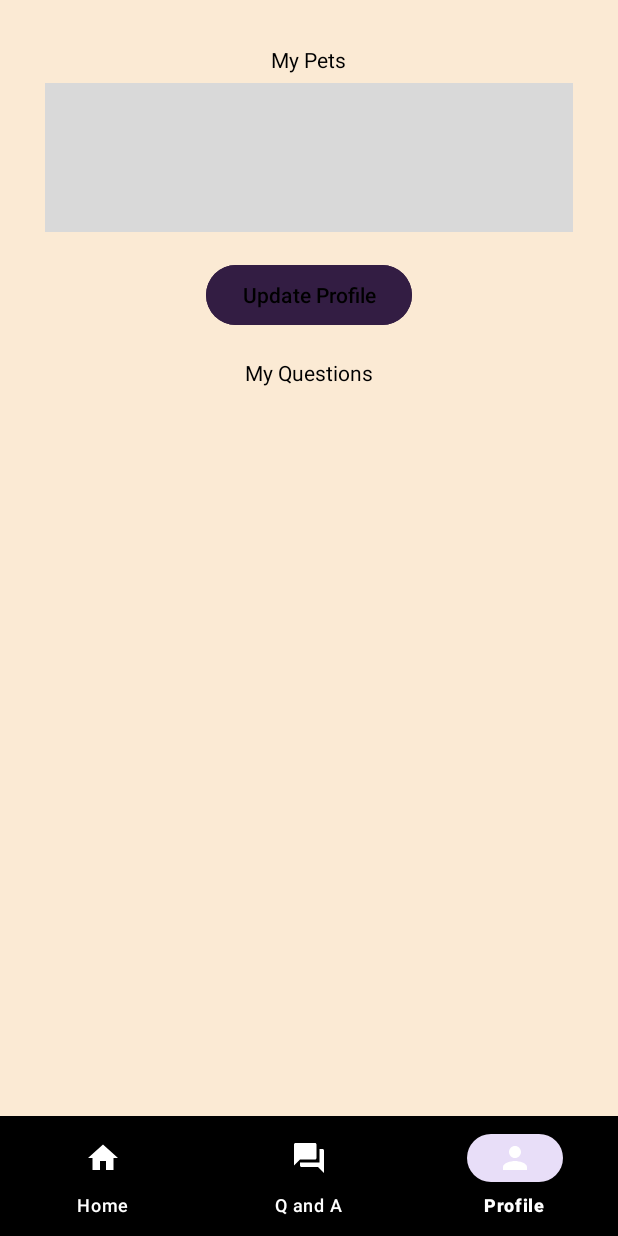
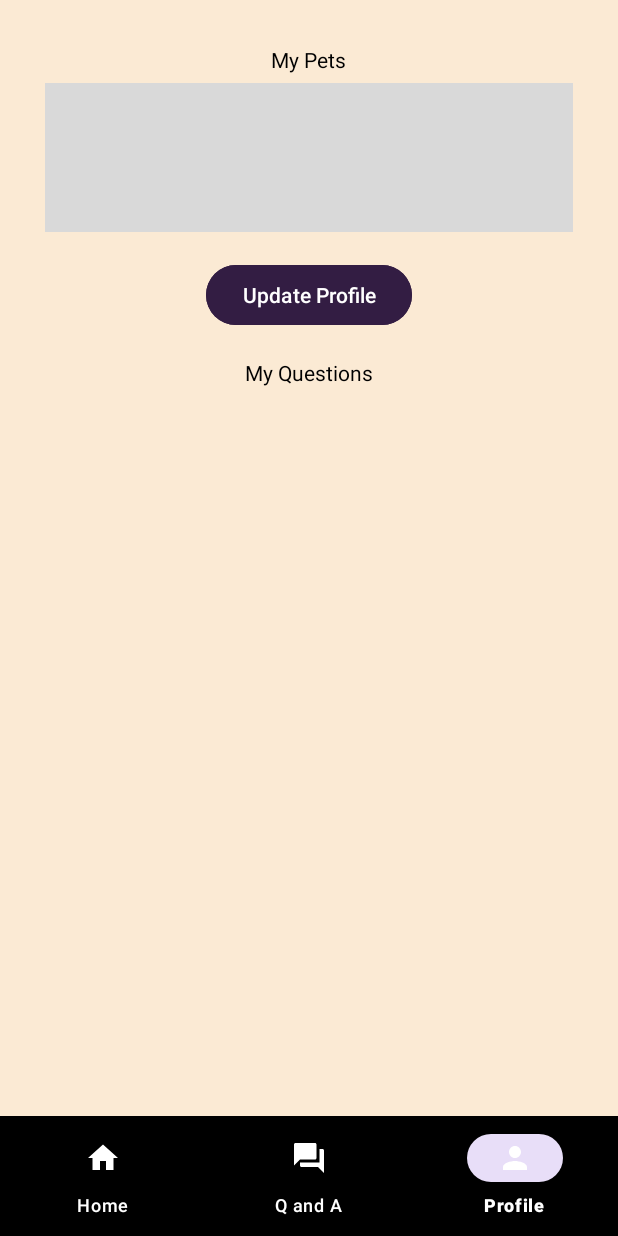
Before and after one commit to amitbarel/HappyPetsApp, an Android app: the HomeFragment screen opened directly, with no data from a screen before it, item 3 of the bottom bar chosen, on a phone screen of 412 x 824 dp. Run offline under Robolectric (Android 15) with nearby library versions, the phone set to English and light mode, and no system bars; our stand-ins replace Firebase (no records; nobody signed in at launch, a user with empty details on screens opened directly), navigation-ui; libraries missing offline, so code that uses them is left out: org.checkerframework.checker.

```diff
--- a/app/src/main/java/dev/happypets/Adapters/QuestionAdapter.java
+++ b/app/src/main/java/dev/happypets/Adapters/QuestionAdapter.java
@@ -95,6 +95,6 @@ public class QuestionAdapter extends RecyclerView.Adapter<QuestionAdapter.Quseti
 
     public void updateQuestions(ArrayList<Question> newQuestions) {
         this.questions.clear();
-        this.questions.addAll(newQuestions);
+        this.questions = newQuestions;
     }
 }
--- a/app/src/main/res/layout/activity_main.xml
+++ b/app/src/main/res/layout/activity_main.xml
@@ -7,7 +7,7 @@
     android:background="@color/app_bg_color"
     tools:context=".Activities.MainActivity">
 
-    <androidx.fragment.app.FragmentContainerView
+    <fragment
         android:id="@+id/nav_host_fragment"
         android:name="androidx.navigation.fragment.NavHostFragment"
         android:layout_width="match_parent"
--- a/app/src/main/res/navigation/nav_graph.xml
+++ b/app/src/main/res/navigation/nav_graph.xml
@@ -25,4 +25,11 @@
             app:argType="string" />
     </fragment>
 
+    <fragment
+        android:id="@+id/profileFragment"
+        android:name="dev.happypets.Fragments.ProfileFragment"
+        android:label="Profile"
+        tools:layout="@layout/fragment_profile">
+    </fragment>
+
 </navigation>
--- a/app/src/main/res/values/themes.xml
+++ b/app/src/main/res/values/themes.xml
@@ -2,12 +2,12 @@
     <!-- Base application theme. -->
     <style name="Base.Theme.HappyPets" parent="Theme.Material3.DayNight.NoActionBar">
         <item name="colorPrimary">@color/app_bg_color</item>
-        <item name="colorOnPrimary">@color/black</item>
 
     </style>
 
     <style name="CustomTextInputLayout" parent="Widget.MaterialComponents.TextInputLayout.OutlinedBox">
         <item name="boxBackgroundColor">@color/app_bg_color</item>
+        <item name="boxStrokeColor">@color/black</item>
         <item name="hintTextColor">@color/black</item>
         <item name="helperTextTextColor">@color/black</item>
         <item name="errorTextColor">@color/black</item>
```
Also changed, not shown: app/src/main/java/dev/happypets/Activities/NewAnswerActivity.java (+10 -7 lines), app/src/main/java/dev/happypets/Database/DataManager.java (+10 -9 lines), app/src/main/java/dev/happypets/Fragments/QuestionsAnswersFragment.java (+18 -10 lines).
